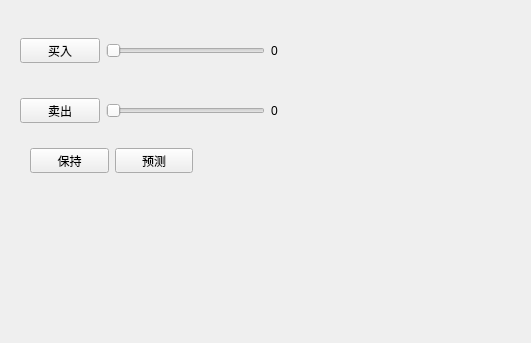
Before: the Qt Designer form windowUI.ui in usa2046/StockSimulation, drawn with Qt 5; both pictures show x 0 to 531 and y 462 to 805 of the 1292 by 805 pixel window.
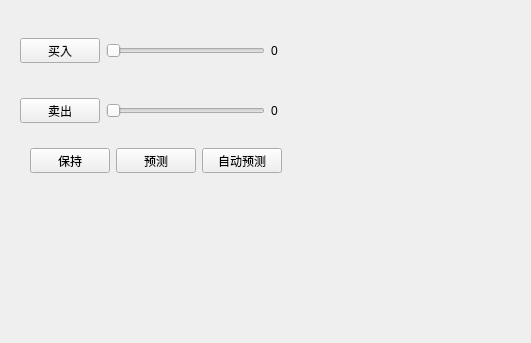
After: the same form once the commit is applied.

Diff of the .ui file:
```diff
--- a/windowUI.ui
+++ b/windowUI.ui
@@ -134,7 +134,7 @@
      <rect>
       <x>20</x>
       <y>610</y>
-      <width>173</width>
+      <width>371</width>
       <height>25</height>
      </rect>
     </property>
@@ -165,6 +165,13 @@
        </property>
       </widget>
      </item>
+     <item>
+      <widget class="QPushButton" name="pushButton_auto_predict">
+       <property name="text">
+        <string>自动预测</string>
+       </property>
+      </widget>
+     </item>
      <item>
       <spacer name="horizontalSpacer">
        <property name="orientation">
```
